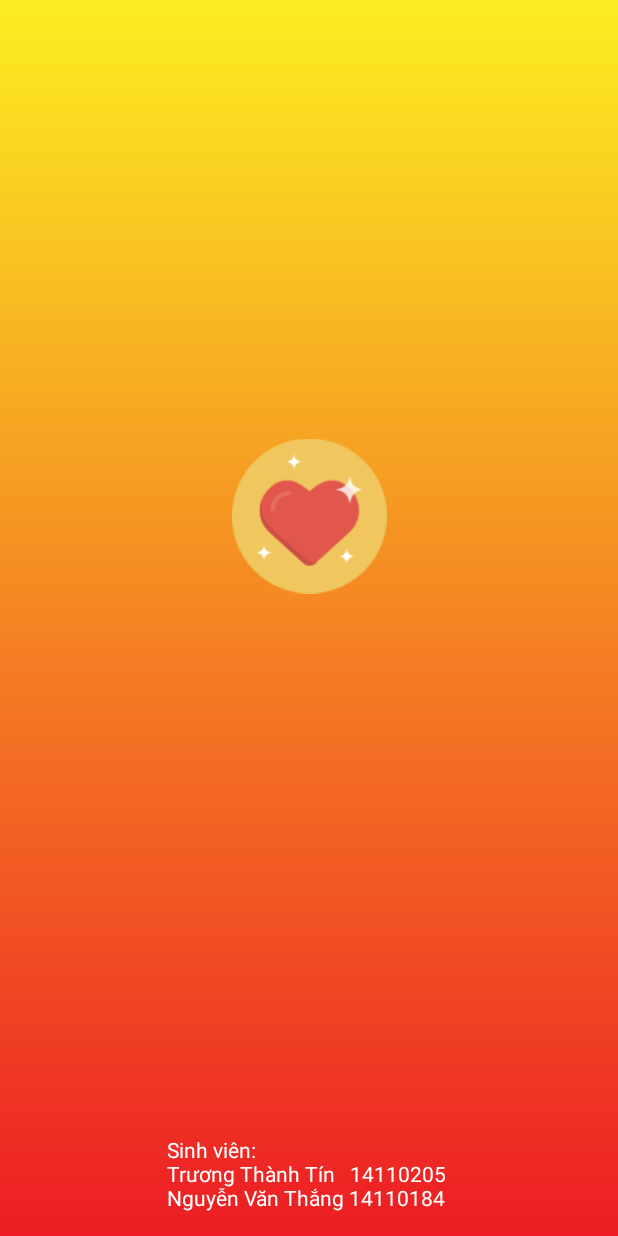
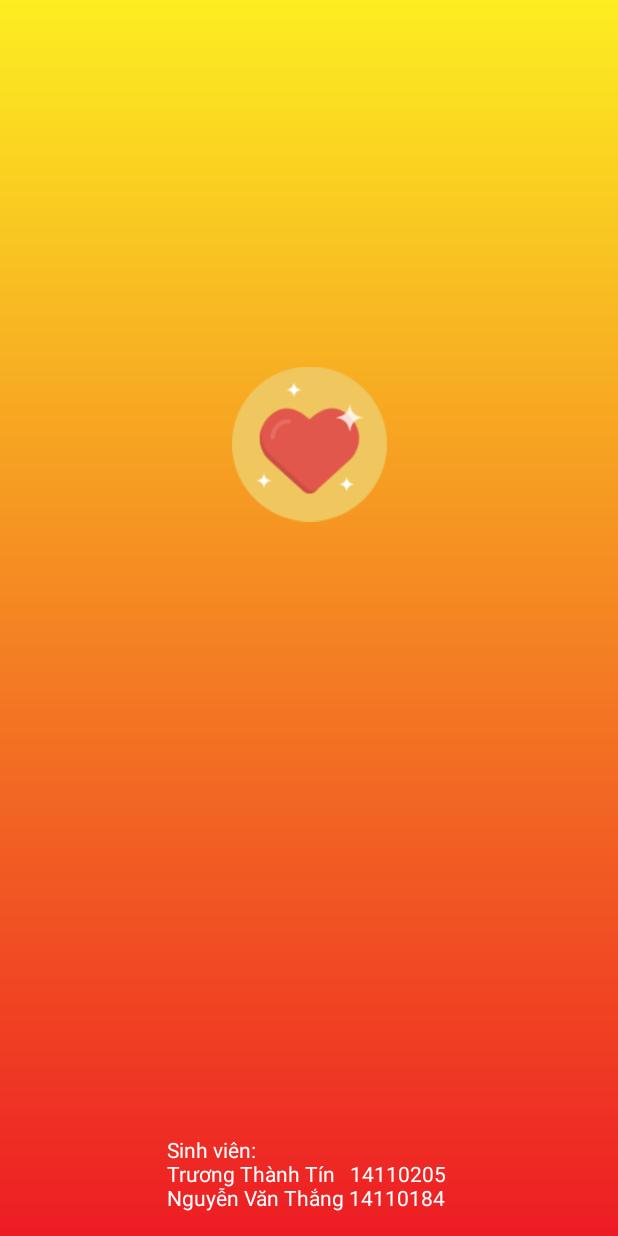
Before and after one commit to TinJenda/ChatKotlin, an Android app: the Activity_flash_screen screen opened directly, with no data from a screen before it, on a phone screen of 412 x 824 dp. Run offline under Robolectric (Android 15) with nearby library versions, the phone set to English and light mode, and no system bars.

Commit message:
khong co gi het

```diff
--- a/app/src/main/res/layout/layout_flash_screen.xml
+++ b/app/src/main/res/layout/layout_flash_screen.xml
@@ -28,7 +28,7 @@
         android:layout_centerInParent="true"
         android:layout_marginEnd="8dp"
         android:layout_marginStart="8dp"
-        android:layout_marginTop="284dp"
+        android:layout_marginTop="236dp"
         android:src="@drawable/logo"
         app:layout_constraintEnd_toEndOf="parent"
         app:layout_constraintHorizontal_bias="0.501"
```
